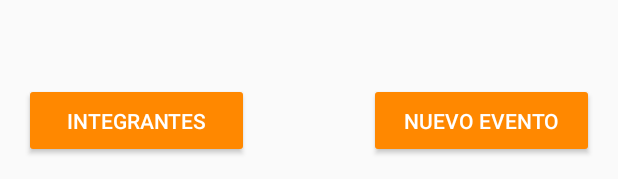
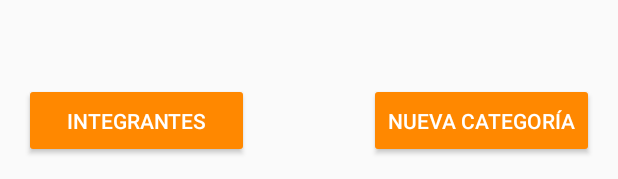
Before and after one commit to jdn0215/MyGiftList, an Android app: the layout activity_main.xml on its own in the app's theme, with its tools: preview values and no code run, on a phone screen of 412 x 824 dp. Shown: the part 1054-1233 px from the top of the screen. Run offline under Robolectric (Android 15) with nearby library versions, the phone set to English and light mode, and no system bars.

Commit message:
cambio significativo en aspecto visual del sistema

```diff
--- a/proyecto/app/src/main/java/a2017iciclo/moviles/unacr/globales/proyecto/mygiftlist/mygiftlist/Gifts.java
+++ b/proyecto/app/src/main/java/a2017iciclo/moviles/unacr/globales/proyecto/mygiftlist/mygiftlist/Gifts.java
@@ -1,6 +1,7 @@
 package a2017iciclo.moviles.unacr.globales.proyecto.mygiftlist.mygiftlist;
 
 import android.content.Context;
+import android.widget.ListView;
 import android.widget.TableLayout;
 
 import java.util.ArrayList;
@@ -12,8 +13,8 @@ import java.util.ArrayList;
 public class Gifts extends TableCreator{
 
     ArrayList<Gift>gifts;
-    public  Gifts(TableLayout tl,Context context,int maxSize){
-        super(tl,context,maxSize);
+    public  Gifts(ListView tl, Context context, int maxSize){
+        super(tl,context);
         this.gifts = new ArrayList<>();
     }
     @Override
--- a/proyecto/app/src/main/java/a2017iciclo/moviles/unacr/globales/proyecto/mygiftlist/mygiftlist/ImagenesVista.java
+++ b/proyecto/app/src/main/java/a2017iciclo/moviles/unacr/globales/proyecto/mygiftlist/mygiftlist/ImagenesVista.java
@@ -7,7 +7,10 @@ import android.support.design.widget.FloatingActionButton;
 import android.support.v7.app.AppCompatActivity;
 import android.support.v7.widget.Toolbar;
 import android.view.View;
+import android.widget.ListView;
 import android.widget.TableLayout;
+
+import java.util.List;
 
 /**
  * falta generar las imagenes con la carpeta correspondiente
@@ -49,7 +52,7 @@ public class ImagenesVista extends AppCompatActivity {
 
 
     void cargarGifts(){
-        TableLayout tl = (TableLayout) super.findViewById(R.id.wrapperTable);
+        ListView tl = (ListView) super.findViewById(R.id.listview);
         Context ct = super.getApplicationContext();
         this.gifts = new Gifts(tl,ct,3);
 
--- a/proyecto/app/src/main/res/layout/activity_integrantes.xml
+++ b/proyecto/app/src/main/res/layout/activity_integrantes.xml
@@ -4,7 +4,7 @@
     xmlns:tools="http://schemas.android.com/tools"
     android:layout_width="match_parent"
     android:layout_height="match_parent"
-    android:background="@drawable/text1"
+    android:background="#aba4a4"
     tools:context="a2017iciclo.moviles.unacr.globales.proyecto.mygiftlist.mygiftlist.integrantes">
 
     <TableLayout
--- a/proyecto/app/src/main/res/layout/activity_main.xml
+++ b/proyecto/app/src/main/res/layout/activity_main.xml
@@ -15,12 +15,12 @@
         android:id="@+id/btn_agregar"
         android:layout_width="150dp"
         android:layout_height="50dp"
+        android:layout_alignParentBottom="true"
+        android:layout_alignParentEnd="true"
+        android:layout_alignParentRight="true"
         android:backgroundTint="@android:color/holo_orange_dark"
-        android:text="Nuevo evento"
-        android:textColor="#FFF"
-        android:layout_alignParentBottom="true"
-        android:layout_alignParentRight="true"
-        android:layout_alignParentEnd="true" />
+        android:text="Nueva categoría"
+        android:textColor="#FFF" />
 
     <Button
         android:id="@+id/btnintegrantes"
@@ -33,15 +33,17 @@
         android:layout_alignParentLeft="true"
         android:layout_alignParentStart="true" />
 
-    <LinearLayout
-        android:id="@+id/layoutlinea"
+    <ListView
+        android:id="@+id/listview"
         android:layout_width="match_parent"
         android:layout_height="match_parent"
-        android:layout_alignBottom="@+id/btnintegrantes"
         android:layout_alignParentLeft="true"
         android:layout_alignParentStart="true"
-        android:layout_marginBottom="30dp"
-        android:orientation="vertical"></LinearLayout>
+        android:layout_alignParentTop="true"
+        android:layout_toStartOf="@+id/btn_agregar"
+        android:layout_above="@+id/btn_agregar"
+        android:layout_alignParentRight="true"
+        android:layout_alignParentEnd="true" />
 
 
 </RelativeLayout>
--- a/proyecto/app/src/main/res/values/styles.xml
+++ b/proyecto/app/src/main/res/values/styles.xml
@@ -22,4 +22,7 @@
     <style name="AppTheme.PopupOverlay" parent="ThemeOverlay.AppCompat.Light"
         />
 
+    <style name="unpocooscuro">
+        <item name="android:background">@color/mediooscuro</item>
+    </style>
 </resources>
```
Also changed, not shown: proyecto/app/src/main/java/a2017iciclo/moviles/unacr/globales/proyecto/mygiftlist/mygiftlist/MainActivity.java (+24 -18 lines), proyecto/app/src/main/java/a2017iciclo/moviles/unacr/globales/proyecto/mygiftlist/mygiftlist/TableCreator.java (+9 -9 lines), proyecto/app/src/main/res/layout/activity_imagenes_vista.xml (+5 -3 lines).
